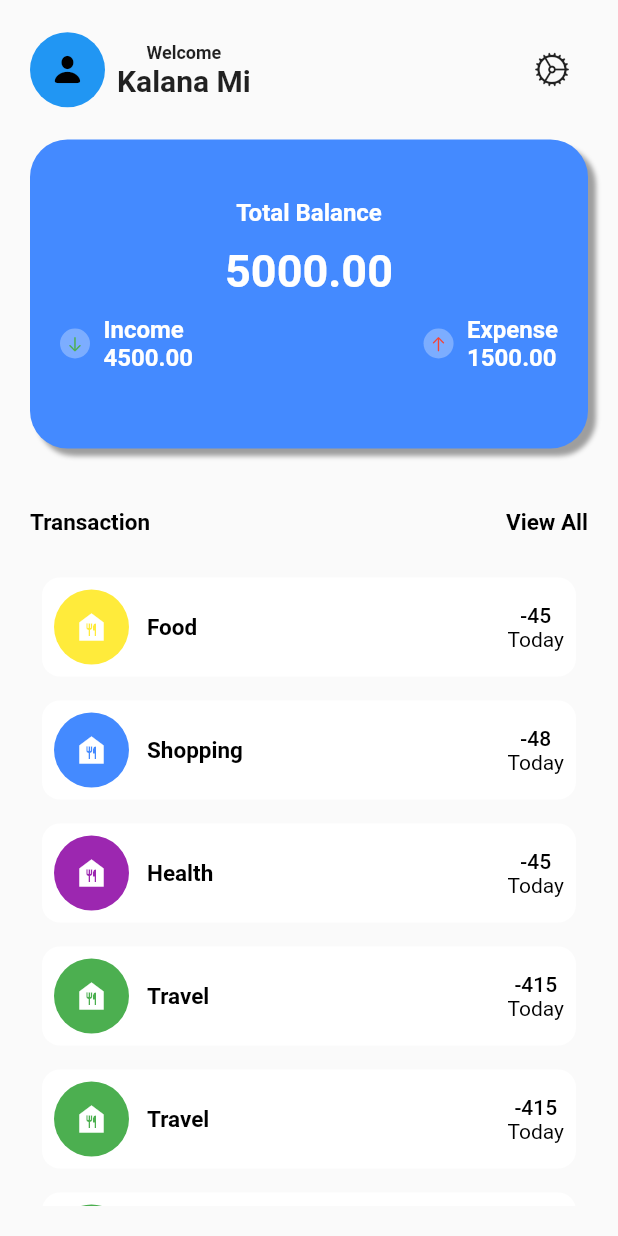
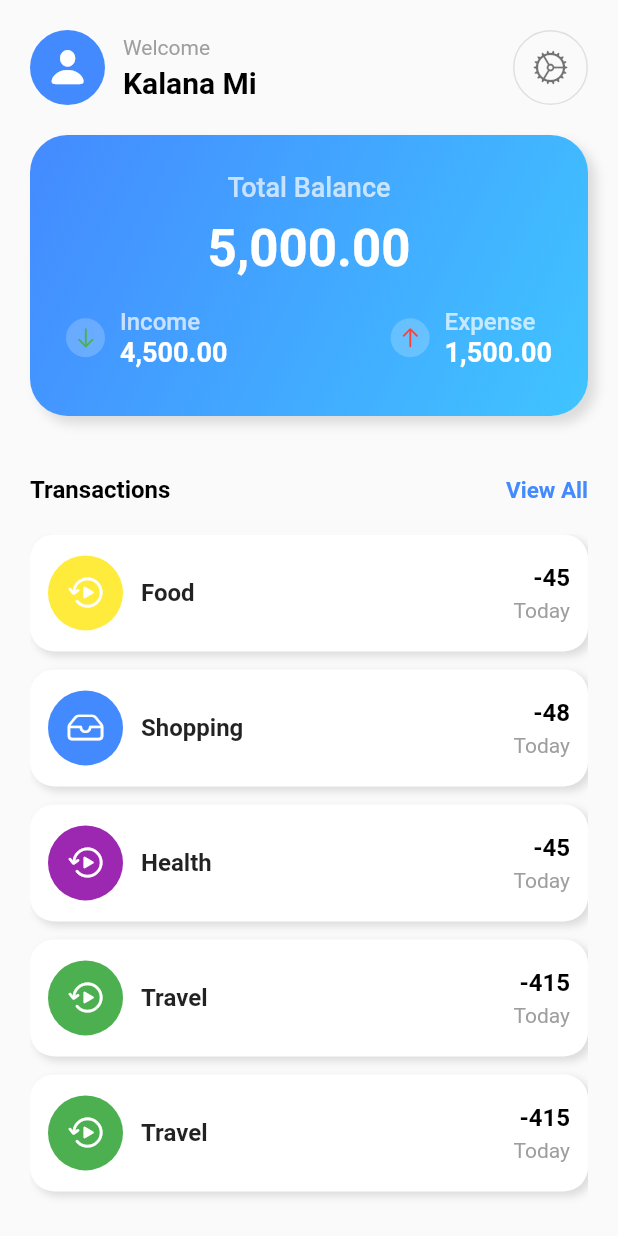
Before and after one commit to kalana-mihiranga/ExpenseWise, a Flutter app: the MainScreen widget shown alone on an empty page, opened directly, on a phone screen of 412 x 824 dp. Run offline on Flutter 3.47's test engine with Material 2 defaults, Android fonts, the phone set to English and light mode, and no system bars; our stand-ins replace fl_chart.

Commit message:
feat:add styles and improve userexperience

```diff
--- a/lib/data/data.dart
+++ b/lib/data/data.dart
@@ -11,7 +11,7 @@ List<Map<String,dynamic>> myTransactionData=[
 
   },
   {
-    'icon': CupertinoIcons.memories,
+    'icon': CupertinoIcons.tray,
     'color':Colors.blueAccent,
     'name': 'Shopping',
     'totalAmount': '-48',
--- a/lib/screens/home/views/main_screen.dart
+++ b/lib/screens/home/views/main_screen.dart
@@ -27,30 +27,35 @@ class MainScreen extends StatelessWidget {
                             height: 50,
                             decoration: const BoxDecoration(
                               shape: BoxShape.circle,
-                              color: Colors.blue,
+                              color: Colors.blueAccent,
                             ),
                           ),
-                          Icon(
+                          const Icon(
                             CupertinoIcons.person_fill,
-                            color: Colors.black,
+                            color: Colors.white,
+                            size: 30,
                           ),
                         ],
                       ),
                        Padding(
-                        padding: const EdgeInsets.all(8.0),
+                        padding: EdgeInsets.only(left: 12.0),
                         child: Column(
+                          crossAxisAlignment: CrossAxisAlignment.start,
                           children: [
                             Text(
                               "Welcome",
                               style: TextStyle(
-                                fontSize: 12,
-                                fontWeight: FontWeight.w600,
+                                fontSize: 14,
+                                color: Colors.grey,
+                                fontWeight: FontWeight.w400,
                               ),
                             ),
+                            SizedBox(height: 4),
                             Text(
                               "Kalana Mi",
                               style: TextStyle(
                                 fontSize: 20,
+                                color: Colors.black,
                                 fontWeight: FontWeight.bold,
                               ),
                             ),
@@ -60,55 +65,66 @@ class MainScreen extends StatelessWidget {
                     ],
                   ),
                   Container(
+                    decoration: BoxDecoration(
+                      border: Border.all(color: Colors.grey.shade300),
+                      shape: BoxShape.circle,
+                    ),
                     child: IconButton(
                       onPressed: () {
                         // Add functionality for settings button here
                       },
-                      icon: Icon(CupertinoIcons.settings),
+                      icon: const Icon(CupertinoIcons.settings),
+                      color: Colors.black54,
                     ),
                   ),
                 ],
               ),
             ),
-            SizedBox(height: 20),
+            const SizedBox(height: 20),
 
             // Total Balance section
             Container(
               width: MediaQuery.of(context).size.width,
-              height: MediaQuery.of(context).size.width / 2,
+              height: MediaQuery.of(context).size.width / 2.2,
               decoration: BoxDecoration(
-                  color: Colors.blueAccent,
+                gradient: const LinearGradient(
+                  colors: [Colors.blueAccent, Colors.lightBlueAccent],
+                  begin: Alignment.topLeft,
+                  end: Alignment.bottomRight,),
                 borderRadius: BorderRadius.circular(25),
                 boxShadow: [
                   BoxShadow(
-                        blurRadius: 2,
-                        color: Colors.grey.shade500,
-                        offset: Offset(5, 5))
-                  ]),
+                    blurRadius: 6,
+                    color: Colors.black12,
+                    offset: const Offset(5, 5),
+                  ),
+                ],
+              ),
               child: Column(
                 mainAxisAlignment: MainAxisAlignment.center,
                 children: [
-                  Text(
+                  const Text(
                     "Total Balance",
                     style: TextStyle(
-                      fontSize: 16,
-                      color: Colors.white,
-                      fontWeight: FontWeight.w600,
+                      fontSize: 18,
+                      color: Colors.white70,
+                      fontWeight: FontWeight.w500,
                     ),
                   ),
-                  SizedBox(height: 12),
+                  const SizedBox(height: 10),
                   const Text(
-                    "5000.00",
+                    "5,000.00",
                     style: TextStyle(
-                      fontSize: 30,
+                      fontSize: 34,
                       color: Colors.white,
                       fontWeight: FontWeight.bold,
                     ),
                   ),
+                  const SizedBox(height: 12),
                   Padding(
                     padding: const EdgeInsets.symmetric(
-                      vertical: 12,
-                      horizontal: 20,
+                      vertical: 8,
+                      horizontal: 24,
                     ),
                     child: Row(
                       mainAxisAlignment: MainAxisAlignment.spaceBetween,
@@ -117,38 +133,38 @@ class MainScreen extends StatelessWidget {
                         Row(
                           children: [
                             Container(
-                              width: 20,
-                              height: 20,
+                              width: 26,
+                              height: 26,
                               decoration: BoxDecoration(
-                                color: Colors.white30,
+                                color: Colors.white.withOpacity(0.2),
                                 shape: BoxShape.circle,
                               ),
-                              child: Center(
+                              child: const Center(
                                 child: Icon(
                                   CupertinoIcons.arrow_down,
-                                  size: 12,
+                                  size: 16,
                                   color: Colors.green,
                                 ),
                               ),
                             ),
-                            SizedBox(width: 9),
+                            const SizedBox(width: 10),
                             Column(
                               crossAxisAlignment: CrossAxisAlignment.start,
-                              children: [
+                              children: const [
                                 Text(
                                   'Income',
                                   style: TextStyle(
                                     fontSize: 16,
-                                    color: Colors.white,
-                                    fontWeight: FontWeight.w600,
+                                    color: Colors.white70,
+                                    fontWeight: FontWeight.w500,
                                   ),
                                 ),
-                                const Text(
-                                  '4500.00',
+                                Text(
+                                  '4,500.00',
                                   style: TextStyle(
-                                    fontSize: 16,
+                                    fontSize: 18,
                                     color: Colors.white,
-                                    fontWeight: FontWeight.w600,
+                                    fontWeight: FontWeight.bold,
                                   ),
                                 ),
                               ],
@@ -160,38 +176,38 @@ class MainScreen extends StatelessWidget {
                         Row(
                           children: [
                             Container(
-                              width: 20,
-                              height: 20,
+                              width: 26,
+                              height: 26,
                               decoration: BoxDecoration(
-                                color: Colors.white30,
+                                color: Colors.white.withOpacity(0.2),
                                 shape: BoxShape.circle,
                               ),
-                              child: Center(
+                              child: const Center(
                                 child: Icon(
                                   CupertinoIcons.arrow_up,
-                                  size: 12,
+                                  size: 16,
                                   color: Colors.red,
                                 ),
                               ),
                             ),
-                            SizedBox(width: 9),
+                            const SizedBox(width: 10),
                             Column(
                               crossAxisAlignment: CrossAxisAlignment.start,
-                              children: [
+                              children: const [
                                 Text(
                                   'Expense',
                                   style: TextStyle(
                                     fontSize: 16,
-                                    color: Colors.white,
-                                    fontWeight: FontWeight.w600,
+                                    color: Colors.white70,
+                                    fontWeight: FontWeight.w500,
                                   ),
                                 ),
-                                const Text(
-                                  '1500.00',
+                                Text(
+                                  '1,500.00',
                                   style: TextStyle(
-                                    fontSize: 16,
+                                    fontSize: 18,
                                     color: Colors.white,
-                                    fontWeight: FontWeight.w600,
+                                    fontWeight: FontWeight.bold,
                                   ),
                                 ),
                               ],
@@ -204,50 +220,63 @@ class MainScreen extends StatelessWidget {
                 ],
               ),
             ),
-            const SizedBox(
-              height: 40,
-            ),
+            const SizedBox(height: 40),
+
+            // Transaction Header
             Row(
               mainAxisAlignment: MainAxisAlignment.spaceBetween,
               children: [
-                Text(
-                  'Transaction',
+                const Text(
+                  'Transactions',
                   style: TextStyle(
-                      fontSize: 15,
+                    fontSize: 16,
                     color: Colors.black,
-                      fontWeight: FontWeight.w600),
+                    fontWeight: FontWeight.bold,
+                  ),
                 ),
                 GestureDetector(
-                  onTap: () {},
-                  child: Text(
+                  onTap: () {
+                    // View all transactions functionality
+                  },
+                  child: const Text(
                     'View All',
                     style: TextStyle(
                       fontSize: 15,
-                        color: Colors.black,
-                        fontWeight: FontWeight.w600),
+                      color: Colors.blueAccent,
+                      fontWeight: FontWeight.w600,
                     ),
-                )
+                  ),
+                ),
               ],
             ),
-            const SizedBox(
-              height: 20,
-            ),
+            const SizedBox(height: 20),
+
+            // Transaction List
             Expanded(
               child: ListView.builder(
                 itemCount: myTransactionData.length,
-                  itemBuilder: (context, int i) {
+                itemBuilder: (context, i) {
                   return Padding(
-                      padding: const EdgeInsets.all(8.0),
+                    padding: const EdgeInsets.only(bottom: 12),
                     child: Container(
                       decoration: BoxDecoration(
                         color: Colors.white,
-                            borderRadius: BorderRadius.circular(12)),
+                        borderRadius: BorderRadius.circular(16),
+                        boxShadow: [
+                          BoxShadow(
+                            blurRadius: 4,
+                            color: Colors.black12,
+                            offset: const Offset(3, 3),
+                          ),
+                        ],
+                      ),
                       child: Padding(
-                          padding: const EdgeInsets.all(8.0),
+                        padding: const EdgeInsets.symmetric(
+                            vertical: 14, horizontal: 12),
                         child: Row(
                           mainAxisAlignment: MainAxisAlignment.spaceBetween,
                           children: [
-                              // Icon and Text for Food (horizontally aligned)
+                            // Icon and Transaction Name
                             Row(
                               children: [
                                 Stack(
@@ -257,24 +286,21 @@ class MainScreen extends StatelessWidget {
                                       width: 50,
                                       height: 50,
                                       decoration: BoxDecoration(
-                                          color:myTransactionData[i]['color'],
+                                        color: myTransactionData[i]['color'],
                                         shape: BoxShape.circle,
                                       ),
                                     ),
                                     Icon(
-                                        Icons.food_bank,
+                                      myTransactionData[i]['icon'],
                                       color: Colors.white,
                                     ),
                                   ],
                                 ),
-                                  SizedBox(
-                                    width: 12,
-                                  ),
+                                const SizedBox(width: 12),
                                 Text(
                                   myTransactionData[i]['name'],
-                                    style: TextStyle(
-                                      fontSize: 15,
-                                      color: Colors.black,
+                                  style: const TextStyle(
+                                    fontSize: 16,
                                     fontWeight: FontWeight.w600,
                                   ),
                                 ),
@@ -283,24 +309,23 @@ class MainScreen extends StatelessWidget {
 
                             // Amount and Date
                             Column(
+                              crossAxisAlignment: CrossAxisAlignment.end,
                               children: [
                                 Text(
                                   myTransactionData[i]['totalAmount'],
-                                    style: TextStyle(
-                                        fontSize: 14,
-                                        color: Theme.of(context)
-                                            .colorScheme
-                                            .onBackground,
-                                        fontWeight: FontWeight.w500),
+                                  style: const TextStyle(
+                                    fontSize: 16,
+                                    fontWeight: FontWeight.bold,
+                                    color: Colors.black,
                                   ),
+                                ),
+                                const SizedBox(height: 4),
                                 Text(
                                   myTransactionData[i]['date'],
                                   style: TextStyle(
                                     fontSize: 14,
-                                        color: Theme.of(context)
-                                            .colorScheme
-                                            .outline,
-                                        fontWeight: FontWeight.w400),
+                                    color: Colors.grey.shade500,
+                                  ),
                                 ),
                               ],
                             ),
@@ -309,8 +334,9 @@ class MainScreen extends StatelessWidget {
                       ),
                     ),
                   );
-                  }),
-            )
+                },
+              ),
+            ),
           ],
         ),
       ),
--- a/pubspec.yaml
+++ b/pubspec.yaml
@@ -14,7 +14,10 @@ environment:
 dependencies:
   flutter:
     sdk: flutter
-  cupertino_icons: ^1.0.2
+  cupertino_icons: ^1.0.0
+  font_awesome_flutter: ^10.4.0
+  fl_chart: ^0.62.0
+
 
 dev_dependencies:
   flutter_test:
```
Also changed, not shown: lib/screens/home/stats/StatScreen.dart (added, +38 -0 lines), lib/screens/home/stats/chart.dart (added, +180 -0 lines), pubspec.lock. Lines whose indentation alone changed are shown as unchanged.
